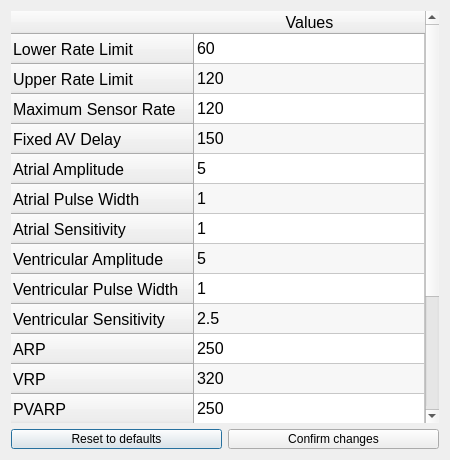
Above: DCM/ui_files/parameters.ui from CarlosCapili/3K04-Pacemaker-Project before the change. Below: the same form after it.
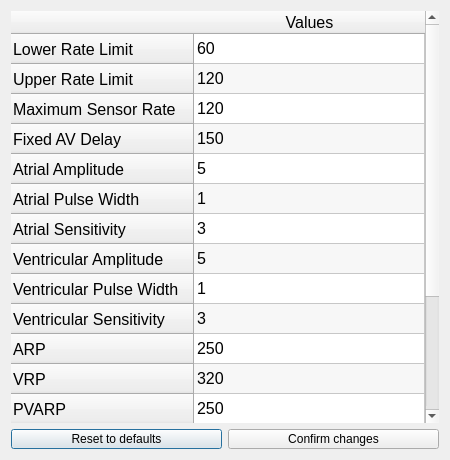
That is the form after the change.

Commit message: fixed nominal sensitivty values

Patch:
```diff
--- a/DCM/ui_files/parameters.ui
+++ b/DCM/ui_files/parameters.ui
@@ -308,7 +308,7 @@
      </item>
      <item row="6" column="0">
       <property name="text">
-       <string>1</string>
+       <string>3</string>
       </property>
       <property name="flags">
        <set>ItemIsDragEnabled|ItemIsUserCheckable|ItemIsEnabled</set>
@@ -332,7 +332,7 @@
      </item>
      <item row="9" column="0">
       <property name="text">
-       <string>2.5</string>
+       <string>3</string>
       </property>
       <property name="flags">
        <set>ItemIsDragEnabled|ItemIsUserCheckable|ItemIsEnabled</set>
```
The commit also changes 1 other file.
